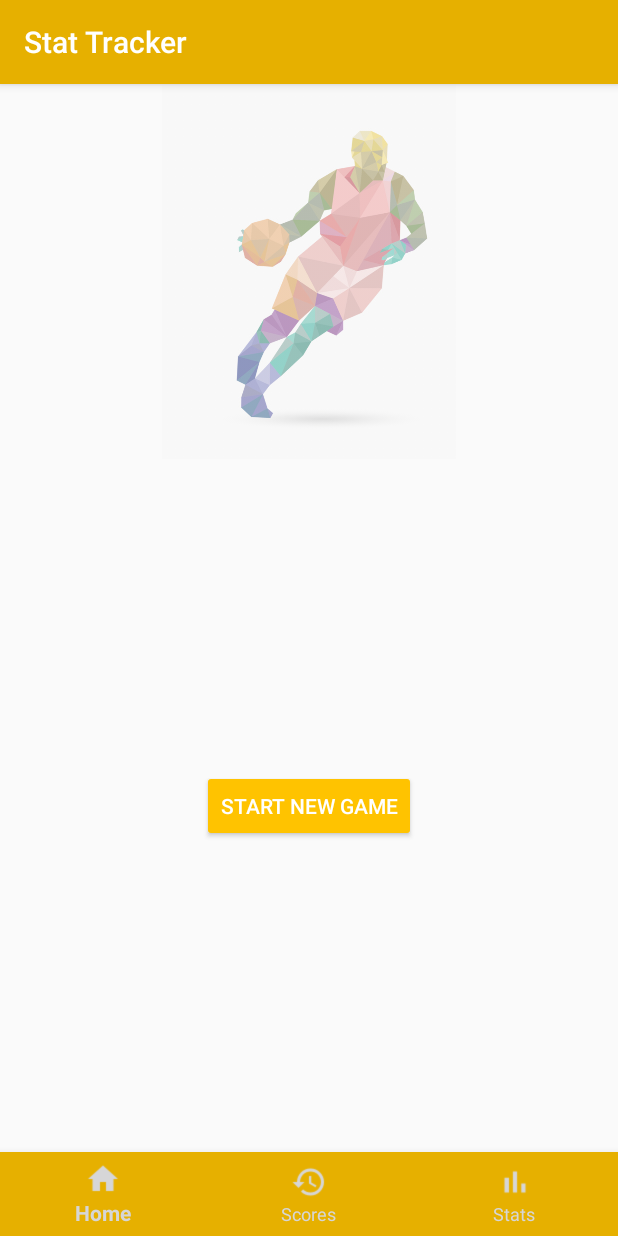
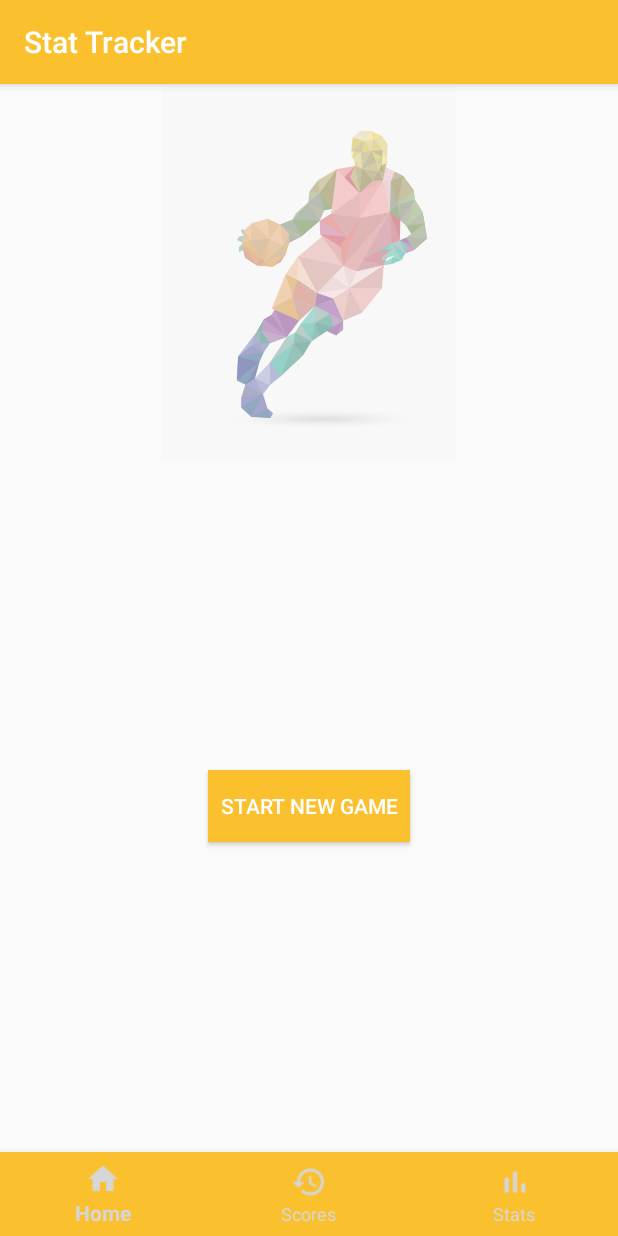
Before and after one commit to CardillSportsCom/CardillSports-Android, an Android app: the screen it shows after launch (MainActivity), on a phone screen of 412 x 824 dp. Run offline under Robolectric (Android 15) with nearby library versions, the phone set to English and light mode, and no system bars; our stand-ins replace Dagger/Hilt's generated code, Timber; libraries missing offline, so code that uses them is left out: com.facebook.stetho; 2 statements that could not run were skipped.

Commit message:
use material design colors

```diff
--- a/app/src/main/res/layout/activity_game.xml
+++ b/app/src/main/res/layout/activity_game.xml
@@ -20,7 +20,7 @@
         android:padding="16dp"
         android:text="SCORE"
         android:textSize="64sp"
-        android:background="@color/colorPrimaryTransparent"
+        android:background="@color/default_background_color"
         android:textAppearance="@style/Base.TextAppearance.AppCompat.Large"
         app:layout_constraintEnd_toEndOf="parent"
         app:layout_constraintStart_toStartOf="parent"
--- a/app/src/main/res/layout/fragment_new_game.xml
+++ b/app/src/main/res/layout/fragment_new_game.xml
@@ -20,7 +20,9 @@
     <Button
         android:id="@+id/button_new_game"
         style="@style/Widget.AppCompat.Button.Colored"
+        android:background="@color/colorPrimary"
         android:layout_width="wrap_content"
+        android:padding="8dp"
         android:layout_height="wrap_content"
         android:layout_marginStart="8dp"
         android:layout_marginLeft="8dp"
--- a/app/src/main/res/layout/game_day_item.xml
+++ b/app/src/main/res/layout/game_day_item.xml
@@ -8,7 +8,7 @@
         android:id="@+id/text_view"
         android:layout_width="match_parent"
         android:layout_height="wrap_content"
-        android:background="@color/colorPrimaryTransparent"
+        android:background="@color/colorPrimary"
         android:textColor="#000000"
         android:textSize="24sp"
         android:layout_margin="@dimen/game_stat_button_size"
--- a/app/src/main/res/values/colors.xml
+++ b/app/src/main/res/values/colors.xml
@@ -1,13 +1,11 @@
 <?xml version="1.0" encoding="utf-8"?>
 <resources>
-    <color name="colorPrimary">#e6b000</color>
-    <color name="colorPrimaryDark">#b38900</color>
-    <color name="colorAccent">#ffc300</color>
-    <color name="selected_background_color">#3F51B5</color>
-    <color name="shadow_background_color">#303F9F</color>
-    <color name="unselected_background_color">#FF4081</color>
-    <color name="colorPrimaryTransparent">#b1e6b000</color>
-    <color name="colorPrimaryDarkTransparent">#b1b38900</color>
+
+    <color name="colorPrimary">#fbc02d</color>
+    <color name="colorAccent">#fff263</color>
+    <color name="colorPrimaryDark">#c49000</color>
+    <color name="primaryTextColor">#000000</color>
+
     <color name="white">#FFFFFF</color>
     <color name="whiteTransparent">#80FFFFFF</color>
     <color name="grey">#898472</color>
```
